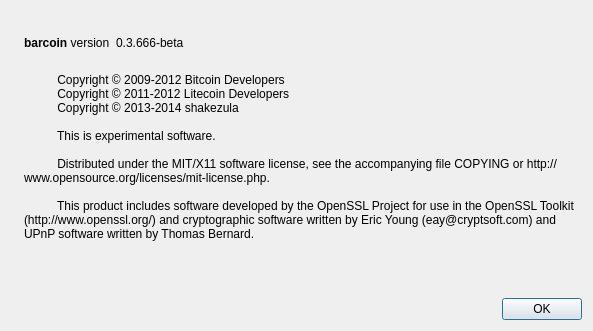
zvcoin/zvcoin, file src/qt/forms/aboutdialog.ui: the form before one commit.
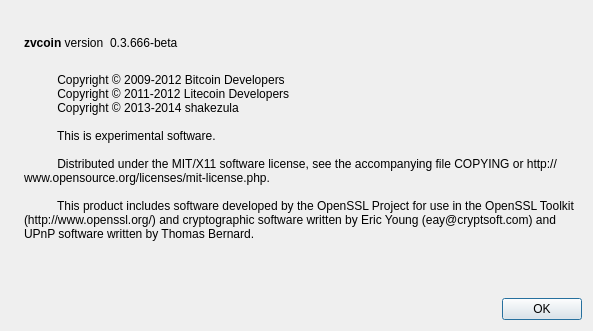
The form after the commit. Icons and pictures are not drawn.

Patch:
```diff
--- a/src/qt/forms/aboutdialog.ui
+++ b/src/qt/forms/aboutdialog.ui
@@ -50,7 +50,7 @@
           <cursorShape>IBeamCursor</cursorShape>
          </property>
          <property name="text">
-          <string>&lt;b&gt;barcoin&lt;/b&gt; version</string>
+          <string>&lt;b&gt;zvcoin&lt;/b&gt; version</string>
          </property>
          <property name="textInteractionFlags">
           <set>Qt::LinksAccessibleByMouse|Qt::TextSelectableByKeyboard|Qt::TextSelectableByMouse</set>
```
Left out of the diff: 2 changed lines with no effect on the pictures.
